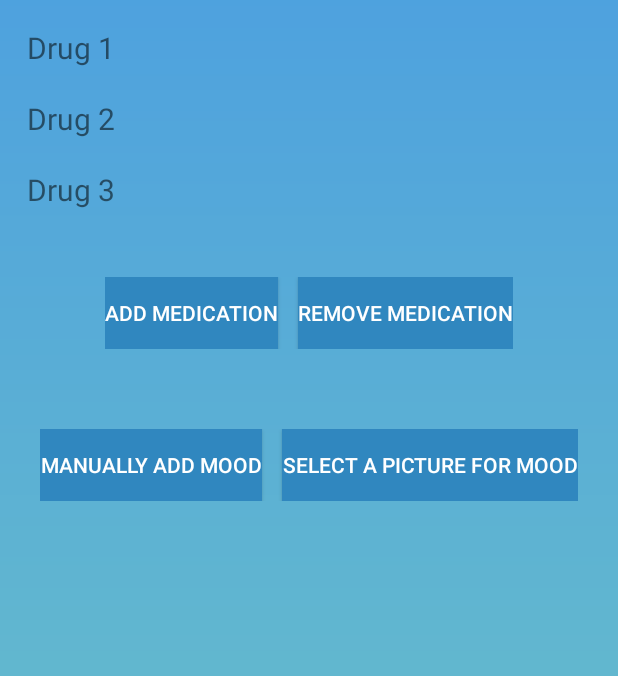
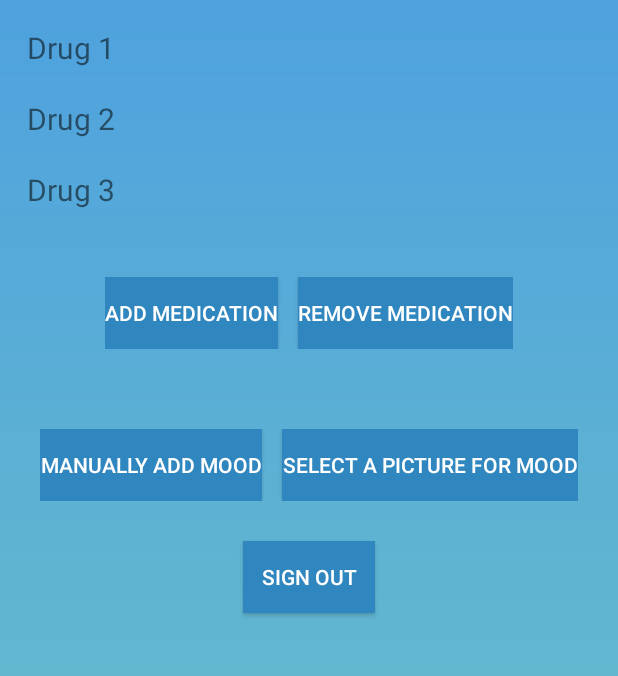
Before and after one commit to ReshmiCode/TAMUHack19, an Android app: the medList screen opened directly, with no data from a screen before it, on a phone screen of 412 x 824 dp, the part 165-841 px from its top. Run offline under Robolectric (Android 15) with nearby library versions, the phone set to English and light mode, and no system bars; our stand-ins replace Firebase (no records; nobody signed in at launch, a user with empty details on screens opened directly).

Commit message:
small changes

```diff
--- a/MentalHealth/app/src/main/java/app/mentalhealth/medList.java
+++ b/MentalHealth/app/src/main/java/app/mentalhealth/medList.java
@@ -16,6 +16,8 @@ import android.widget.Button;
 import android.widget.EditText;
 import android.text.InputType;
 import android.content.DialogInterface;
+
+import com.google.firebase.auth.FirebaseAuth;
 
 public class medList extends Activity implements MyRecyclerViewAdapter.ItemClickListener  {
 
@@ -52,6 +54,15 @@ public class medList extends Activity implements MyRecyclerViewAdapter.ItemClick
         adapter = new MyRecyclerViewAdapter(this, medList);
         adapter.setClickListener(this);
         recyclerView.setAdapter(adapter);
+
+        final Button logOut = findViewById(R.id.logOut);
+        logOut.setOnClickListener(new View.OnClickListener() {
+            public void onClick(View v) {
+                FirebaseAuth auth = FirebaseAuth.getInstance();
+                auth.signOut();
+                startActivity(new Intent(medList.this, LoginActivity.class));
+            }
+        });
 
 
         final Button addMedsButton = findViewById(R.id.add_meds_button);
--- a/MentalHealth/app/src/main/res/layout/activity_emotion.xml
+++ b/MentalHealth/app/src/main/res/layout/activity_emotion.xml
@@ -6,6 +6,7 @@
     android:layout_width="match_parent"
     android:layout_height="match_parent"
     tools:context=".EmotionActivity"
+    android:background="@drawable/gradient"
     tools:layout_editor_absoluteY="81dp"
     tools:layout_editor_absoluteX="0dp">
 
--- a/MentalHealth/app/src/main/res/layout/activity_med_list.xml
+++ b/MentalHealth/app/src/main/res/layout/activity_med_list.xml
@@ -73,10 +73,20 @@
         android:id="@+id/pict_button"
         android:layout_width="wrap_content"
         android:layout_height="wrap_content"
+        android:layout_gravity="center"
         android:background="#3087bf"
         android:onClick="pic"
         android:text="Select A Picture for Mood"/>
 
     </LinearLayout>
 
+    <Button
+        android:id="@+id/logOut"
+        android:layout_width="wrap_content"
+        android:layout_height="wrap_content"
+        android:layout_gravity="center"
+        android:background="#3087bf"
+        android:onClick="logOut"
+        android:text="Sign Out"/>
+
 </LinearLayout>
--- a/MentalHealth/app/src/main/res/layout/activity_moodhistory.xml
+++ b/MentalHealth/app/src/main/res/layout/activity_moodhistory.xml
@@ -9,11 +9,10 @@
 
     <TextView
         android:id="@+id/textView4"
+        android:textSize="20dp"
         android:layout_width="338dp"
         android:layout_height="45dp"
-        android:layout_marginStart="16dp"
-        android:layout_marginTop="8dp"
-        android:layout_marginEnd="16dp"
+        android:layout_margin="16dp"
         android:text="Mood History (for the past 7 days)"
         app:layout_constraintEnd_toEndOf="parent"
         app:layout_constraintHorizontal_bias="0.512"
@@ -40,6 +39,7 @@
         android:layout_marginStart="100dp"
         android:layout_marginTop="8dp"
         android:layout_marginEnd="100dp"
+        android:textSize="15dp"
         android:text="Today"
         app:layout_constraintEnd_toEndOf="parent"
         app:layout_constraintStart_toStartOf="parent"
```
